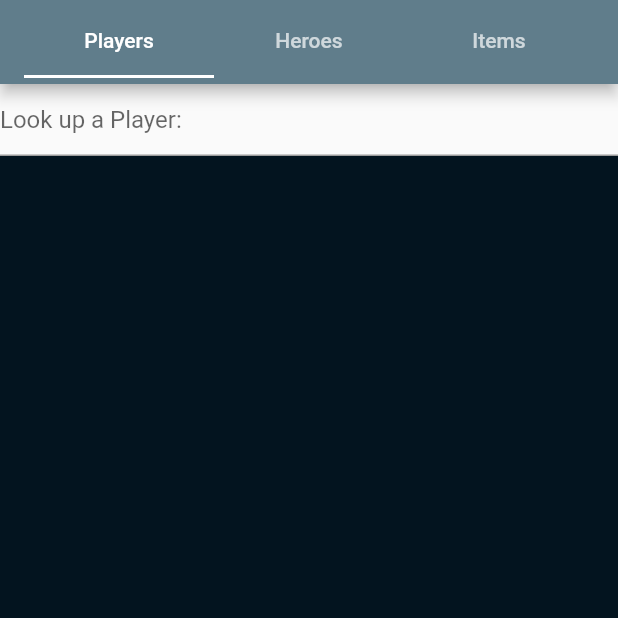
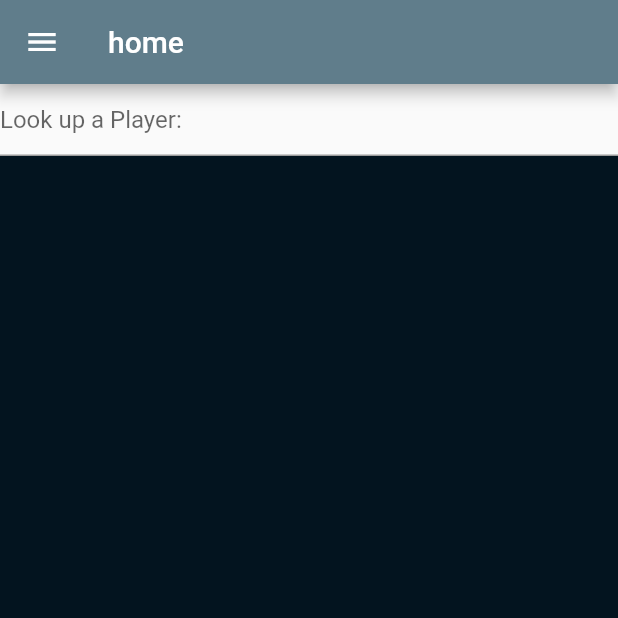
Before and after one commit to DotaStatistics/Dota-2-All-In-One, a Flutter app: the screen it shows after launch, on a phone screen of 412 x 824 dp, the top half of it. Run offline on Flutter 3.47's test engine with Material 2 defaults, Android fonts, the phone set to English and light mode, and no system bars.

Commit message:
Merge remote-tracking branch 'remotes/master/master'
# Conflicts:
#	lib/home.dart

```diff
--- a/lib/home.dart
+++ b/lib/home.dart
@@ -1,32 +1,21 @@
-import 'package:dota_stats/screens/heroes/heroes.dart';
-import 'package:dota_stats/screens/items/items.dart';
 import 'package:flutter/material.dart';
 import 'package:dota_stats/screens/playerSearch/playerSearch.dart';
+import 'drawer.dart';
 
 
 class Home extends StatelessWidget {
+  static const String routeName = '/home';
   @override
   Widget build(BuildContext context) {
     /* Our Scaffold has to be wrapped in a TabController so that this Controller
     can display the Tabs in the AppBar and the different pages in the body
      */
-    return DefaultTabController(
-        length: 3,
-        child: Scaffold(
+        return Scaffold(
           appBar: AppBar(
-            title: TabBar(
-              tabs: [
-                Tab(icon: Text("Players")),
-                Tab(icon: Text("Heroes")),
-                Tab(icon: Text("Items"))
-              ],
-            ),
+            title: Text("home"),
           ),
-          body: TabBarView(children: [
-            PlayerSearch(), // This Widget will be shown by default
-            HeroScreen(),
-            ItemScreen(),
-          ]),
-        ));
+          drawer: AppDrawer(),
+          body: PlayerSearch(),
+        );
   }
 }
--- a/lib/main.dart
+++ b/lib/main.dart
@@ -1,5 +1,8 @@
+import 'package:dota_stats/screens/items/items.dart';
+import 'package:dota_stats/screens/heroes/heroes.dart';
 import 'package:flutter/material.dart';
 import 'home.dart';
+import 'routes.dart';
 
 void main() => runApp(MyApp());
 
@@ -12,6 +15,11 @@ class MyApp extends StatelessWidget {
         primarySwatch: Colors.blueGrey,
       ),
       home: Home(),
+      routes: {
+        Routes.home: (context) => Home(),
+        Routes.heroes: (context) => HeroScreen(),
+        Routes.items: (context) => ItemScreen(),
+      },
     );
   }
 }
--- /dev/null
+++ b/lib/routes.dart
@@ -0,0 +1,9 @@
+import 'home.dart';
+import 'screens/heroes/heroes.dart';
+import 'screens/items/items.dart';
+
+class Routes {
+  static const String home = Home.routeName;
+  static const String heroes = HeroScreen.routeName;
+  static const String items = ItemScreen.routeName;
+}
--- a/pubspec.yaml
+++ b/pubspec.yaml
@@ -42,7 +42,8 @@ flutter:
   uses-material-design: true
 
   # To add assets to your application, add an assets section, like this:
-  # assets:
+  assets:
+    - assets/images/logo.jpg
   #  - images/a_dot_burr.jpeg
   #  - images/a_dot_ham.jpeg
 
```
Also changed, not shown: lib/drawer.dart (added, +75 -0 lines), lib/screens/heroes/heroes.dart (+7 -3 lines), lib/screens/items/items.dart (+6 -3 lines).
